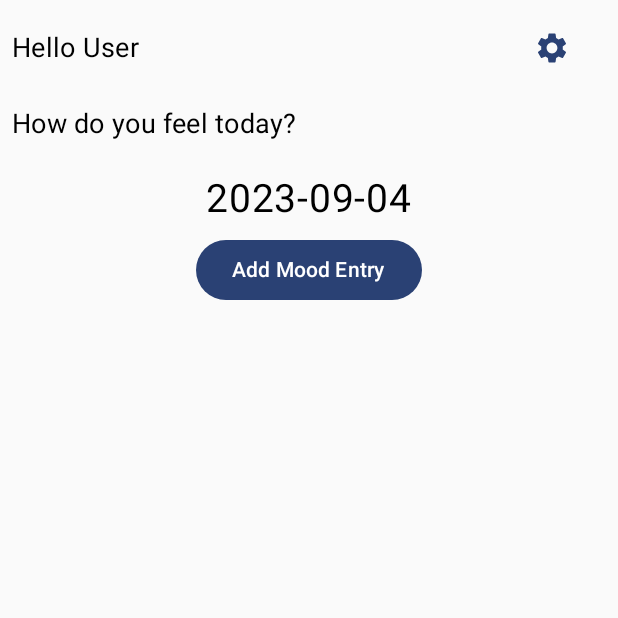
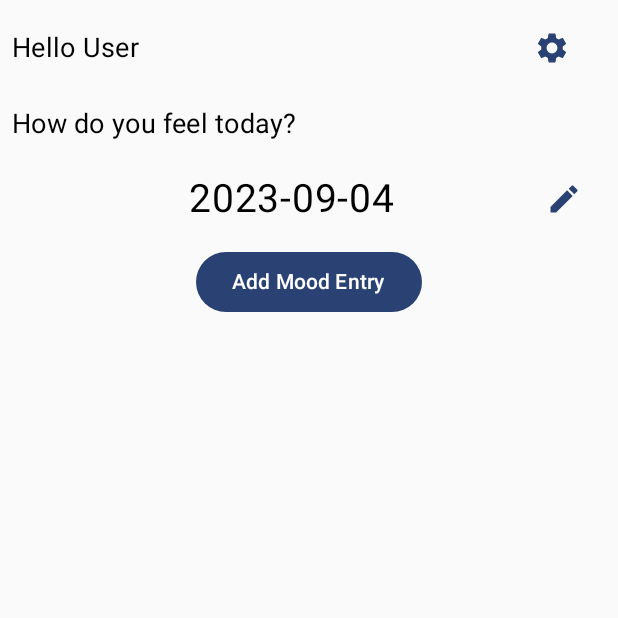
Before and after one commit to massimilianopaolopisu/MoodTrackr, an Android app built with Jetpack Compose: the screen it shows after launch (MainActivity), on a phone screen of 412 x 824 dp, the top half of it. Run offline under Robolectric (Android 15) with nearby library versions, the phone set to English and light mode, and no system bars; our stand-ins replace Dagger/Hilt's generated code.

Commit message:
Mood entry redesign #70

```diff
--- a/app/src/main/java/com/example/moodtrackr/components/MoodEntrySummary.kt
+++ b/app/src/main/java/com/example/moodtrackr/components/MoodEntrySummary.kt
@@ -1,16 +1,23 @@
 package com.example.moodtrackr.components
 
+import androidx.compose.foundation.clickable
+import androidx.compose.foundation.layout.Arrangement
 import androidx.compose.foundation.layout.Column
+import androidx.compose.foundation.layout.Row
 import androidx.compose.foundation.layout.Spacer
 import androidx.compose.foundation.layout.fillMaxWidth
 import androidx.compose.foundation.layout.height
 import androidx.compose.foundation.layout.padding
+import androidx.compose.material.icons.Icons
+import androidx.compose.material.icons.filled.Edit
 import androidx.compose.material3.Button
+import androidx.compose.material3.Icon
 import androidx.compose.material3.MaterialTheme
 import androidx.compose.material3.Text
 import androidx.compose.runtime.Composable
 import androidx.compose.ui.Alignment
 import androidx.compose.ui.Modifier
+import androidx.compose.ui.text.style.TextAlign
 import androidx.compose.ui.unit.dp
 import androidx.compose.ui.unit.sp
 import androidx.navigation.NavController
@@ -23,21 +30,35 @@ fun MoodEntrySummary(
     navController: NavController,
     moodEntry: MoodEntry?
 ) {
+    val route = "${Routes.EditMoodEntry}/${LocalDate.now()}"
+
     Column(
         modifier = Modifier
             .fillMaxWidth()
             .padding(16.dp)
     ) {
-        Text(
-            text = LocalDate.now().toString(),
-            style = MaterialTheme.typography.bodyLarge.copy(fontSize = 26.sp),
-            modifier = Modifier
-                .align(Alignment.CenterHorizontally)
-        )
+        Row(
+            modifier = Modifier.fillMaxWidth(),
+            horizontalArrangement = Arrangement.SpaceBetween,
+            verticalAlignment = Alignment.CenterVertically
+        ) {
+            Text(
+                text = LocalDate.now().toString(),
+                style = MaterialTheme.typography.bodyLarge.copy(fontSize = 26.sp),
+                modifier = Modifier.weight(1f),
+                textAlign = TextAlign.Center
+            )
+            Icon(
+                imageVector = Icons.Default.Edit,
+                contentDescription = "Edit Mood Entry",
+                tint = MaterialTheme.colorScheme.primary,
+                modifier = Modifier.clickable {
+                    navController.navigate(route)
+                }
+            )
+        }
 
-        Spacer(modifier = Modifier.height(8.dp))
-
-        val route = "${Routes.EditMoodEntry}/${LocalDate.now()}"
+        Spacer(modifier = Modifier.height(16.dp))
 
         if (moodEntry == null) {
             Button(
@@ -47,12 +68,6 @@ fun MoodEntrySummary(
                 Text("Add Mood Entry")
             }
         } else {
-            Button(
-                onClick = {  navController.navigate(route) },
-                modifier = Modifier.align(Alignment.CenterHorizontally)
-            ) {
-                Text("Edit Mood Entry")
-            }
 
             MoodIndicatorRow("Happiness", moodEntry.happiness)
             MoodIndicatorRow("Anger", moodEntry.anger)
```
